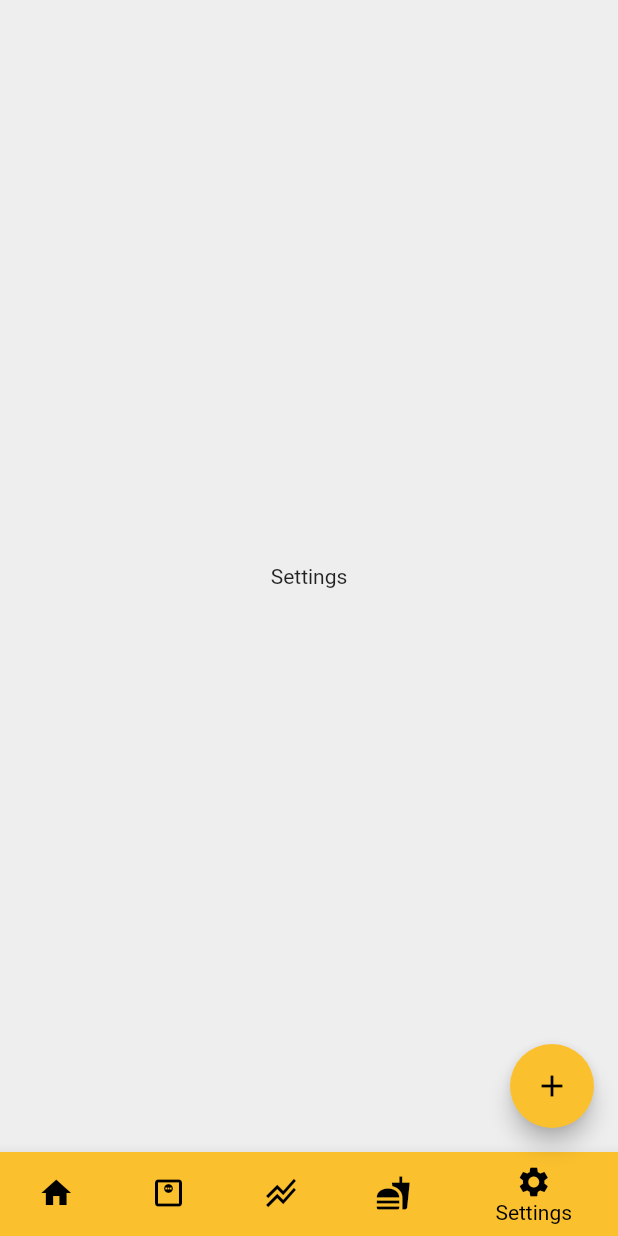
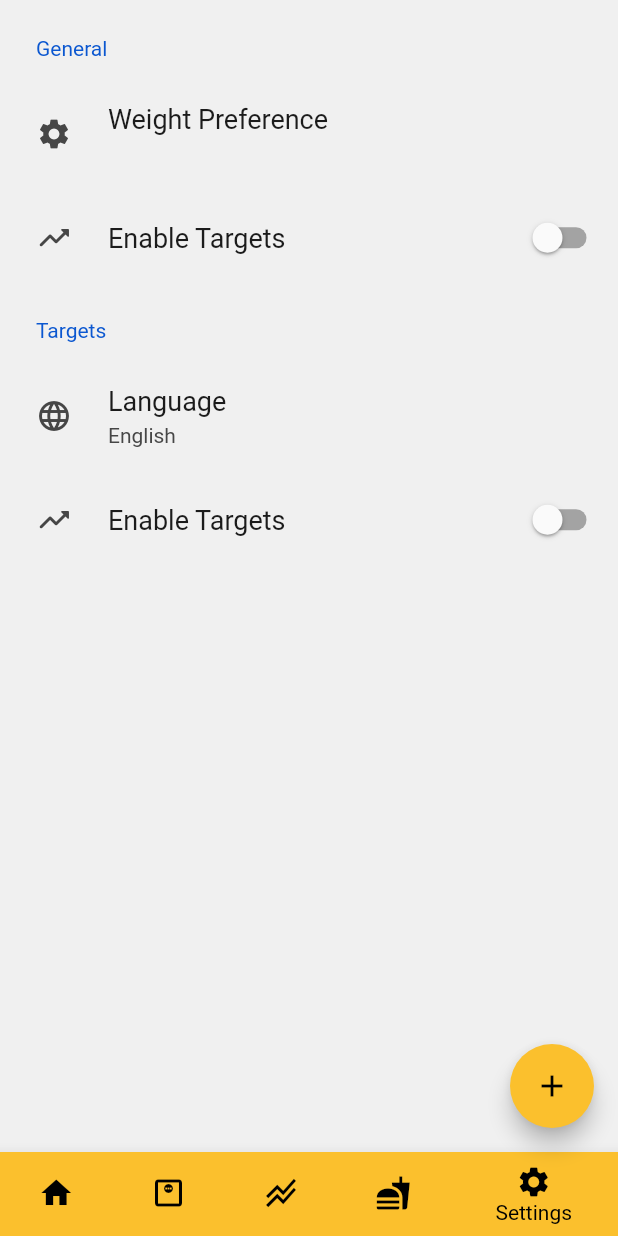
Before and after one commit to Harry-Edge/trackit-flutter, a Flutter app: the screen it shows after launch, item 5 of the bottom bar chosen, on a phone screen of 412 x 824 dp. Run offline on Flutter 3.47's test engine with Material 2 defaults, Android fonts, the phone set to English and light mode, and no system bars; drawn by our look-alikes of settings_ui; our stand-ins replace flutter_spinkit, sqflite, syncfusion_flutter_charts; accounts and stored records are empty.

Commit message:
update user settings

```diff
--- a/lib/db_functions/db_functions.dart
+++ b/lib/db_functions/db_functions.dart
@@ -19,16 +19,67 @@ class SQLiteDB {
         date_inputted TIMESTAMP NOT NULL,
         createdAt TIMESTAMP NOT NULL DEFAULT CURRENT_TIMESTAMP
       );""");
+
+    await database.execute("""CREATE TABLE user(
+        id INTEGER PRIMARY KEY AUTOINCREMENT NOT NULL,
+        weight_preference TEXT,
+        current_weight REAL,
+        targets_enabled INT
+        createdAt TIMESTAMP NOT NULL DEFAULT CURRENT_TIMESTAMP
+      );""");
+    await database.execute("""CREATE TABLE strength_records(
+        id INTEGER PRIMARY KEY AUTOINCREMENT NOT NULL,
+        inputted_weight REAL,
+        exercise TEXT,
+        date_inputted TIMESTAMP NOT NULL,
+        createdAt TIMESTAMP NOT NULL DEFAULT CURRENT_TIMESTAMP
+      );""");
   }
-
   static Future<sql.Database> sqLitedb() async {
     return sql.openDatabase(
-      'sql_liteEeeeeee.db',
+      'sql_liteEeeeeeeerd.db',
       version: 1,
       onCreate: (sql.Database database, int version) async {
         await createTables(database);
       },
     );
+  }
+
+  static createUserInstance() async {
+    final db = await SQLiteDB.sqLitedb();
+
+    final data = {'weight_preference': 'KG',
+                  'targets_enabled': 0};
+
+    await db.insert('user', data,
+        conflictAlgorithm: sql.ConflictAlgorithm.replace);
+  }
+
+  // Read all items weight
+  static Future<List<Map<String, dynamic>>> getUserData() async {
+    final db = await sqLitedb();
+    return db.query('user', orderBy: "id");
+  }
+
+  static returnWeightPreference() async {
+
+  }
+
+  static updateTargetsOption(newValue) async {
+    final db = await sqLitedb();
+
+    final data = {'targets_enabled': newValue};
+    await db.update('user', data, where: "id = ?", whereArgs: [1]);
+  }
+
+  static updateWeightPreference(newValue) async {
+    final db = await sqLitedb();
+    final data = {'weight_preference': newValue};
+    await db.update('user', data, where: "id = ?", whereArgs: [1]);
+  }
+
+  static returnFormattedWeightPreference (){
+    return 0;
   }
 
   // Read all items weight
--- a/lib/pages/loading.dart
+++ b/lib/pages/loading.dart
@@ -19,6 +19,8 @@ class _LoadingState extends State<Loading> {
     final calorieData = await SQLiteDB.getCalorieData();
 
     print(weightData);
+
+    // await SQLiteDB.createUserInstance();
 
     // await SQLiteDB.createItem(5.0, 86);
 
--- a/lib/screens/settings.dart
+++ b/lib/screens/settings.dart
@@ -1,5 +1,6 @@
 import 'package:flutter/material.dart';
-
+import 'package:settings_ui/settings_ui.dart';
+import 'package:track_it/db_functions/db_functions.dart';
 
 class SettingsScreen extends StatefulWidget {
   const SettingsScreen({Key? key}) : super(key: key);
@@ -9,12 +10,112 @@ class SettingsScreen extends StatefulWidget {
 }
 
 class _SettingsScreenState extends State<SettingsScreen> {
+
+  Map userData = {};
+
+  bool targetsEnabled = false;
+  String weightPreference = '';
+
+  void _refreshData() async {
+    final data = await SQLiteDB.getUserData();
+    print(data);
+    setState(() {
+      userData = data[0];
+
+      if (userData['targets_enabled'] == 0){
+        targetsEnabled = false;
+      }else{
+        targetsEnabled = true;
+      }
+
+      if (userData['weight_preference'] == 'KG') {
+        weightPreference = 'KG';
+      }else {
+        weightPreference = 'LBS';
+      }
+
+    });
+  }
+
+  @override
+  void initState()  {
+    super.initState();
+    // final data = ModalRoute.of(context)!.settings.arguments as List<Map>;
+    _refreshData();
+  }
+
+  void enableOrDisableTargets(newBoolValue) async {
+    if (newBoolValue == false) {
+      await SQLiteDB.updateTargetsOption(0);
+    }else {
+      print(newBoolValue);
+      await SQLiteDB.updateTargetsOption(1);
+    }
+  }
+
+  void changeWeightPreference() async {
+    if (weightPreference == 'KG') {
+      await SQLiteDB.updateWeightPreference('LBS');
+      setState(() {
+        weightPreference = 'LBS';
+      });
+    }else {
+      await SQLiteDB.updateWeightPreference('KG');
+      setState(() {
+        weightPreference = 'KG';
+      });
+    }
+  }
+
   @override
   Widget build(BuildContext context) {
-    return Container(
-      child: Center(
-        child: Text('Settings'),
-      ),
+    return SettingsList(
+      sections: [
+        SettingsSection(
+          title: Text('General'),
+          tiles: <SettingsTile>[
+            SettingsTile.navigation(
+              leading: Icon(Icons.settings),
+              title: Text('Weight Preference'),
+              value: Text(weightPreference),
+              onPressed: (value){
+                changeWeightPreference();
+              }
+            ),
+            SettingsTile.switchTile(
+              onToggle: (value) {
+                setState(() {
+                  enableOrDisableTargets(value);
+                  targetsEnabled = value;
+                });
+              },
+              initialValue: targetsEnabled,
+              leading: Icon(Icons.trending_up_rounded),
+              title: Text('Enable Targets'),
+            ),
+          ],
+        ),
+        SettingsSection(
+          title: Text('Targets'),
+          tiles: <SettingsTile>[
+            SettingsTile.navigation(
+              leading: Icon(Icons.language),
+              title: Text('Language'),
+              value: Text('English'),
+            ),
+            SettingsTile.switchTile(
+              onToggle: (value) {
+                setState(() {
+                  targetsEnabled = value;
+                });
+              },
+              initialValue: targetsEnabled,
+              leading: Icon(Icons.trending_up_rounded),
+              title: Text('Enable Targets'),
+            ),
+          ],
+        ) ,
+      ],
     );
   }
 }
--- a/pubspec.yaml
+++ b/pubspec.yaml
@@ -35,6 +35,7 @@ dependencies:
   syncfusion_flutter_datepicker: ^19.4.54
   syncfusion_flutter_charts: ^19.4.54
   intl: ^0.17.0
+  settings_ui: ^2.0.2
 
 
   # The following adds the Cupertino Icons font to your application.
```
Also changed, not shown: lib/screens/dashboard.dart (+1 -30 lines), pubspec.lock.
